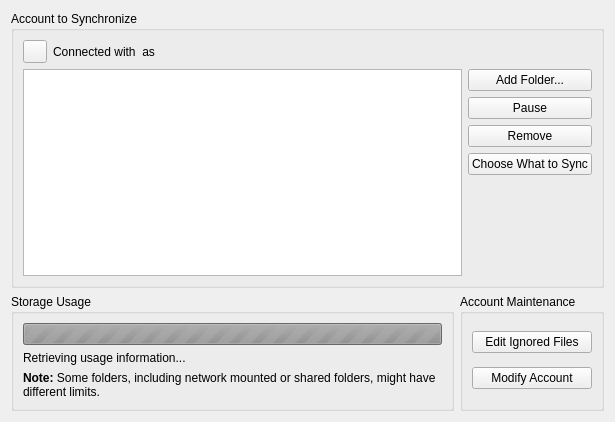
Before: the Qt Designer form client/src/gui/accountsettings.ui in osoussan/mokapress-v1, drawn with Qt 5.
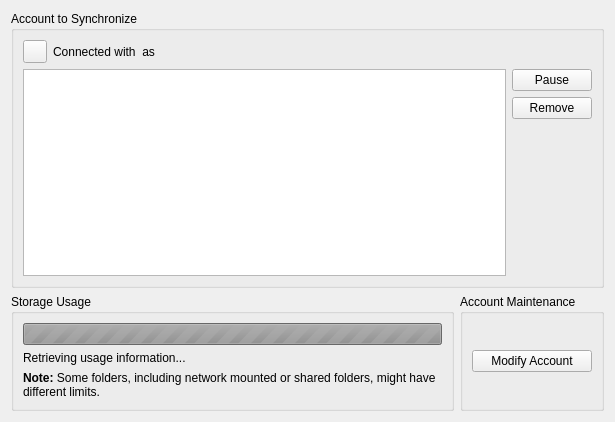
After: the same form once the commit is applied. Custom widgets are drawn as their Qt base class.

```diff
--- a/client/src/gui/accountsettings.ui
+++ b/client/src/gui/accountsettings.ui
@@ -52,13 +52,6 @@
       </item>
       <item row="1" column="1">
        <layout class="QVBoxLayout" name="verticalLayout_2">
-        <item>
-         <widget class="QPushButton" name="_buttonAdd">
-          <property name="text">
-           <string>Add Folder...</string>
-          </property>
-         </widget>
-        </item>
         <item>
          <widget class="QPushButton" name="_buttonEnable">
           <property name="text">
@@ -73,13 +66,6 @@
           </property>
          </widget>
         </item>
-        <item>
-         <widget class="QPushButton" name="_buttonSelectiveSync">
-          <property name="text">
-           <string>Choose What to Sync</string>
-          </property>
-         </widget>
-        </item>
         <item>
          <spacer name="verticalSpacer_3">
           <property name="orientation">
@@ -146,16 +132,6 @@
       <string>Account Maintenance</string>
      </property>
      <layout class="QVBoxLayout" name="verticalLayout_3">
-      <item>
-       <widget class="QPushButton" name="ignoredFilesButton">
-        <property name="enabled">
-         <bool>true</bool>
-        </property>
-        <property name="text">
-         <string>Edit Ignored Files</string>
-        </property>
-       </widget>
-      </item>
       <item>
        <widget class="QPushButton" name="modifyAccountButton">
         <property name="text">
```
Left out of the diff: 3 changed lines with no effect on the pictures.
